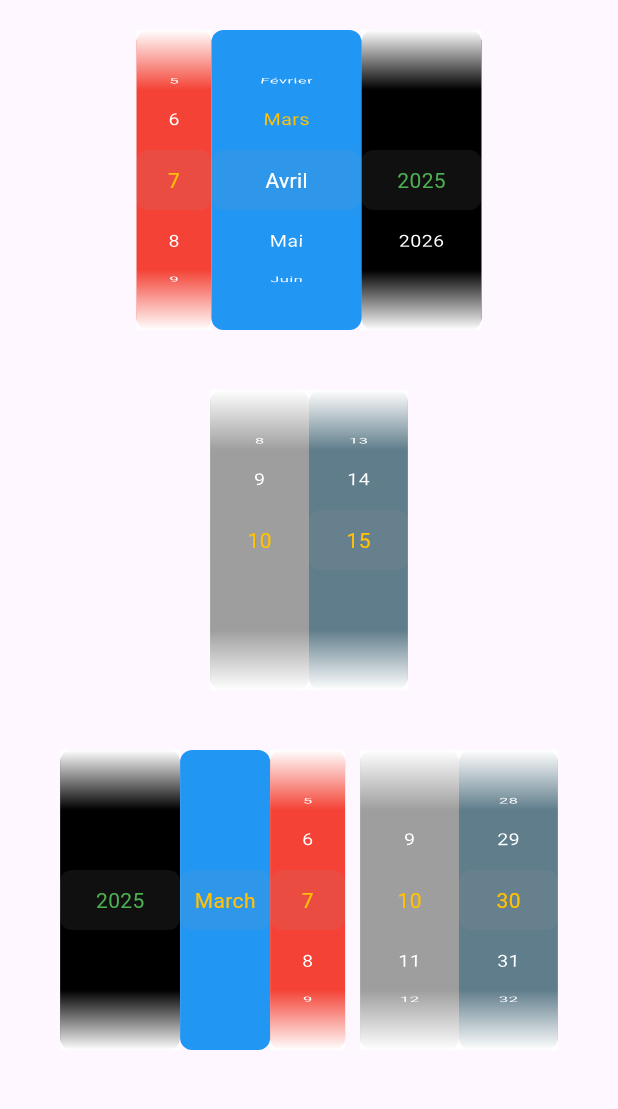
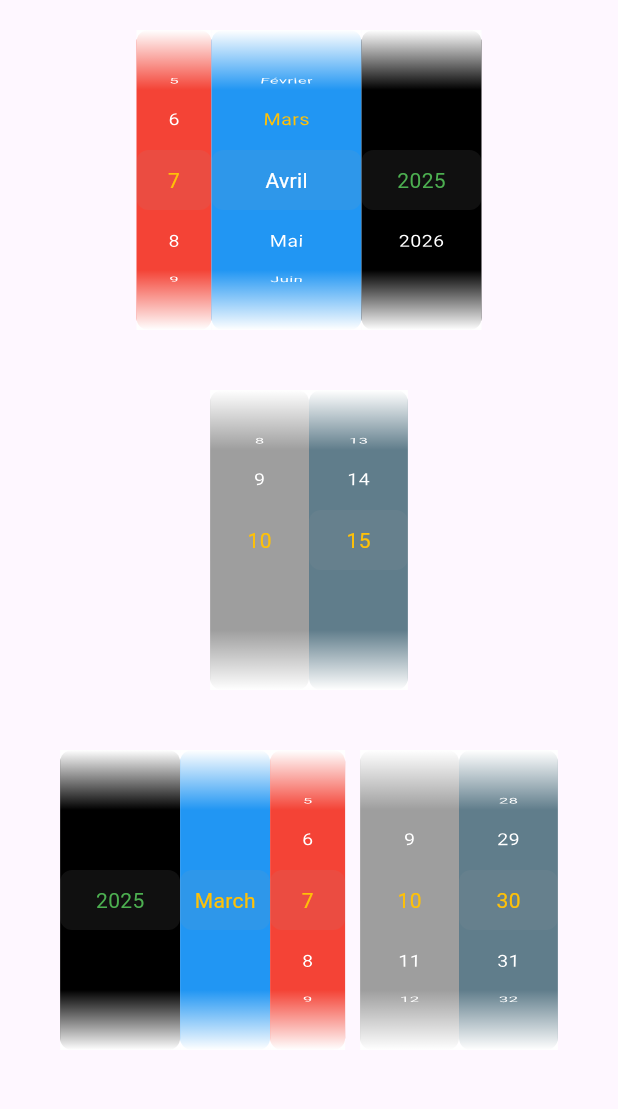
Before and after one commit to inesachour/awesome_datetime_picker, a Flutter app: the screen it shows after launch, on a phone screen of 412 x 824 dp, the part 84-1193 px from its top. Run offline on Flutter 3.47's test engine with Material 3 defaults, Android fonts, the phone set to English and light mode, and no system bars.

Commit message:
add fade in text picker

```diff
--- a/lib/src/widgets/custom/custom_text_picker_widget.dart
+++ b/lib/src/widgets/custom/custom_text_picker_widget.dart
@@ -81,6 +81,7 @@ class _CustomTextPickerState extends State<CustomTextPicker> {
               ),
             ),
           ),
+
           ListWheelScrollView.useDelegate(
             controller: _scrollController,
             itemExtent: widget.itemExtent,
@@ -112,6 +113,46 @@ class _CustomTextPickerState extends State<CustomTextPicker> {
               },
             ),
           ),
+
+          // Top fade out gradient
+          Positioned(
+            top: 0,
+            left: 0,
+            right: 0,
+            height: widget.itemExtent,
+            child: Container(
+              decoration: BoxDecoration(
+                gradient: LinearGradient(
+                  begin: Alignment.topCenter,
+                  end: Alignment.bottomCenter,
+                  colors: [
+                    Colors.white,
+                    Colors.white.withOpacity(0.0),
+                  ],
+                ),
+              ),
+            ),
+          ),
+
+          // Bottom fade out gradient
+          Positioned(
+            bottom: 0,
+            left: 0,
+            right: 0,
+            height: widget.itemExtent,
+            child: Container(
+              decoration: BoxDecoration(
+                gradient: LinearGradient(
+                  begin: Alignment.bottomCenter,
+                  end: Alignment.topCenter,
+                  colors: [
+                    Colors.white,
+                    Colors.white.withOpacity(0.0),
+                  ],
+                ),
+              ),
+            ),
+          ),
         ],
       ),
     );
```
